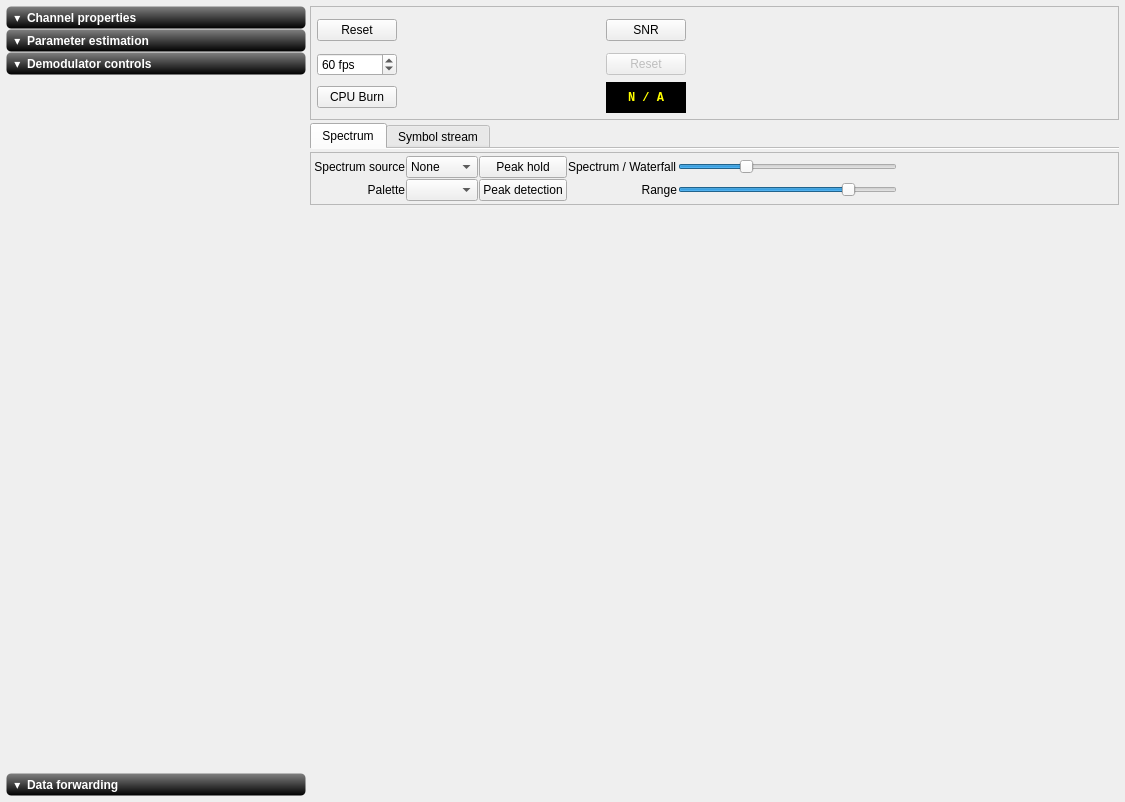
BatchDrake/SigDigger, file ui/Inspector.ui: the form before one commit.
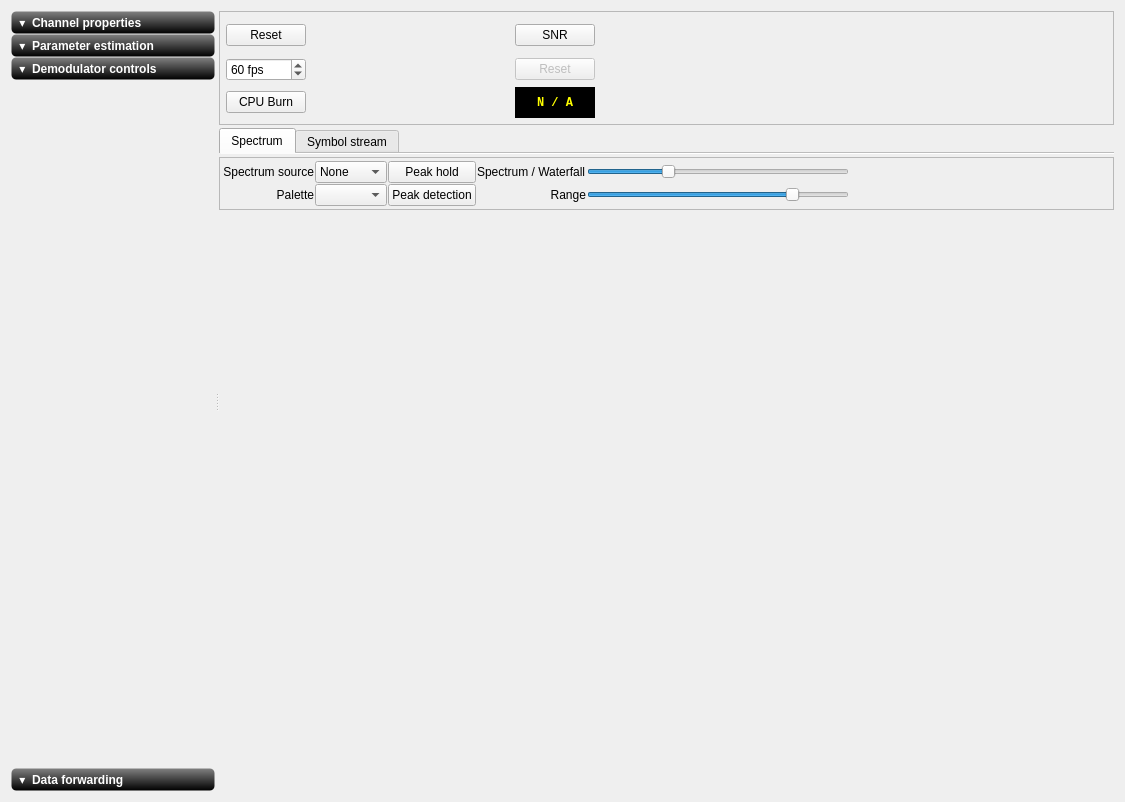
The form after the commit. Custom widgets are drawn as their Qt base class.

Commit message: Implement smart adjustment of Inspector control toolbox

```diff
--- a/ui/Inspector.ui
+++ b/ui/Inspector.ui
@@ -13,207 +13,28 @@
   <property name="windowTitle">
    <string>Form</string>
   </property>
-  <layout class="QGridLayout" name="gridLayout">
-   <property name="leftMargin">
-    <number>6</number>
-   </property>
-   <property name="topMargin">
-    <number>6</number>
-   </property>
-   <property name="rightMargin">
-    <number>6</number>
-   </property>
-   <property name="bottomMargin">
-    <number>6</number>
-   </property>
-   <property name="horizontalSpacing">
-    <number>4</number>
-   </property>
-   <property name="verticalSpacing">
-    <number>3</number>
-   </property>
-   <item row="0" column="1" colspan="2">
-    <widget class="QFrame" name="frame_3">
-     <property name="sizePolicy">
-      <sizepolicy hsizetype="Preferred" vsizetype="Preferred">
-       <horstretch>0</horstretch>
-       <verstretch>0</verstretch>
-      </sizepolicy>
-     </property>
-     <property name="frameShape">
-      <enum>QFrame::StyledPanel</enum>
-     </property>
-     <property name="frameShadow">
-      <enum>QFrame::Sunken</enum>
-     </property>
-     <layout class="QGridLayout" name="gridLayout_4">
-      <property name="leftMargin">
-       <number>6</number>
-      </property>
-      <property name="topMargin">
-       <number>6</number>
-      </property>
-      <property name="rightMargin">
-       <number>6</number>
-      </property>
-      <property name="bottomMargin">
-       <number>6</number>
-      </property>
-      <property name="spacing">
-       <number>3</number>
-      </property>
-      <item row="3" column="0">
-       <widget class="QPushButton" name="burnCPUButton">
-        <property name="text">
-         <string>CPU Burn</string>
-        </property>
-        <property name="checkable">
+  <layout class="QGridLayout" name="gridLayout_11">
+   <item row="0" column="0">
+    <widget class="QSplitter" name="splitter">
+     <property name="orientation">
+      <enum>Qt::Horizontal</enum>
+     </property>
+     <property name="opaqueResize">
          <bool>true</bool>
         </property>
-       </widget>
-      </item>
-      <item row="2" column="3">
-       <widget class="QPushButton" name="snrResetButton">
-        <property name="enabled">
-         <bool>false</bool>
-        </property>
-        <property name="text">
-         <string>Reset</string>
-        </property>
-       </widget>
-      </item>
-      <item row="2" column="0">
-       <widget class="QSpinBox" name="fpsSpin">
-        <property name="suffix">
-         <string> fps</string>
-        </property>
-        <property name="minimum">
-         <number>1</number>
-        </property>
-        <property name="maximum">
-         <number>120</number>
-        </property>
-        <property name="value">
-         <number>60</number>
-        </property>
-       </widget>
-      </item>
-      <item row="1" column="2" rowspan="3">
-       <widget class="Transition" name="transition">
-        <property name="sizePolicy">
-         <sizepolicy hsizetype="Fixed" vsizetype="Fixed">
-          <horstretch>0</horstretch>
-          <verstretch>0</verstretch>
-         </sizepolicy>
-        </property>
-        <property name="minimumSize">
-         <size>
-          <width>100</width>
-          <height>100</height>
-         </size>
-        </property>
-        <property name="foregroundColor">
-         <color>
-          <red>255</red>
-          <green>255</green>
-          <blue>0</blue>
-         </color>
-        </property>
-       </widget>
-      </item>
-      <item row="1" column="3">
-       <widget class="QPushButton" name="snrButton">
-        <property name="text">
-         <string>SNR</string>
-        </property>
-        <property name="checkable">
+     <property name="childrenCollapsible">
          <bool>true</bool>
         </property>
-       </widget>
-      </item>
-      <item row="1" column="5" rowspan="3">
-       <widget class="Histogram" name="histogram">
-        <property name="sizePolicy">
-         <sizepolicy hsizetype="Expanding" vsizetype="Expanding">
-          <horstretch>0</horstretch>
-          <verstretch>0</verstretch>
-         </sizepolicy>
-        </property>
-        <property name="minimumSize">
-         <size>
-          <width>0</width>
-          <height>0</height>
-         </size>
-        </property>
-        <property name="orderHint">
-         <UInt>1</UInt>
-        </property>
-        <property name="foregroundColor">
-         <color>
-          <red>255</red>
-          <green>255</green>
-          <blue>0</blue>
-         </color>
-        </property>
-       </widget>
-      </item>
-      <item row="1" column="1" rowspan="3">
-       <widget class="Constellation" name="constellation">
-        <property name="sizePolicy">
-         <sizepolicy hsizetype="Fixed" vsizetype="Fixed">
-          <horstretch>0</horstretch>
-          <verstretch>0</verstretch>
-         </sizepolicy>
-        </property>
-        <property name="minimumSize">
-         <size>
-          <width>100</width>
-          <height>100</height>
-         </size>
-        </property>
-        <property name="foregroundColor">
-         <color>
-          <red>255</red>
-          <green>255</green>
-          <blue>0</blue>
-         </color>
-        </property>
-       </widget>
-      </item>
-      <item row="3" column="3">
-       <widget class="QLabel" name="snrLabel">
-        <property name="enabled">
-         <bool>true</bool>
-        </property>
-        <property name="styleSheet">
-         <string notr="true">font-weight: bold;
-background-color: black;
-color: rgb(255, 255, 0);
-font-family: Monospace;</string>
-        </property>
-        <property name="text">
-         <string>N / A</string>
-        </property>
-        <property name="alignment">
-         <set>Qt::AlignCenter</set>
-        </property>
-       </widget>
-      </item>
-      <item row="1" column="0">
-       <widget class="QPushButton" name="resetFpsButton">
-        <property name="text">
-         <string>Reset</string>
-        </property>
-       </widget>
-      </item>
-     </layout>
-    </widget>
-   </item>
-   <item row="0" column="0" rowspan="2">
     <widget class="QToolBox" name="toolBox">
+      <property name="minimumSize">
+       <size>
+        <width>0</width>
+        <height>0</height>
+       </size>
+      </property>
      <property name="maximumSize">
       <size>
-       <width>300</width>
+        <width>16777215</width>
        <height>16777215</height>
       </size>
      </property>
@@ -246,8 +67,8 @@
        <rect>
         <x>0</x>
         <y>0</y>
-        <width>300</width>
-        <height>698</height>
+         <width>194</width>
+         <height>692</height>
        </rect>
       </property>
       <attribute name="label">
@@ -382,8 +203,8 @@
        <rect>
         <x>0</x>
         <y>0</y>
-        <width>300</width>
-        <height>698</height>
+         <width>194</width>
+         <height>692</height>
        </rect>
       </property>
       <attribute name="label">
@@ -421,8 +242,8 @@
            <rect>
             <x>0</x>
             <y>0</y>
-            <width>300</width>
-            <height>698</height>
+             <width>194</width>
+             <height>692</height>
            </rect>
           </property>
           <layout class="QGridLayout" name="estimatorsGrid">
@@ -455,10 +276,16 @@
        <rect>
         <x>0</x>
         <y>0</y>
-        <width>300</width>
-        <height>698</height>
-       </rect>
-      </property>
+         <width>194</width>
+         <height>692</height>
+        </rect>
+       </property>
+       <property name="sizePolicy">
+        <sizepolicy hsizetype="Preferred" vsizetype="Preferred">
+         <horstretch>0</horstretch>
+         <verstretch>0</verstretch>
+        </sizepolicy>
+       </property>
       <attribute name="label">
        <string> ▾  Demodulator controls</string>
       </attribute>
@@ -488,13 +315,19 @@
          </property>
          <property name="maximumSize">
           <size>
-           <width>300</width>
+            <width>16777215</width>
            <height>16777215</height>
           </size>
          </property>
          <property name="frameShape">
           <enum>QFrame::NoFrame</enum>
          </property>
+          <property name="horizontalScrollBarPolicy">
+           <enum>Qt::ScrollBarAsNeeded</enum>
+          </property>
+          <property name="sizeAdjustPolicy">
+           <enum>QAbstractScrollArea::AdjustToContentsOnFirstShow</enum>
+          </property>
          <property name="widgetResizable">
           <bool>true</bool>
          </property>
@@ -506,10 +339,16 @@
            <rect>
             <x>0</x>
             <y>0</y>
-            <width>300</width>
-            <height>698</height>
-           </rect>
-          </property>
+             <width>194</width>
+             <height>692</height>
+            </rect>
+           </property>
+           <property name="sizePolicy">
+            <sizepolicy hsizetype="Preferred" vsizetype="Preferred">
+             <horstretch>0</horstretch>
+             <verstretch>0</verstretch>
+            </sizepolicy>
+           </property>
           <property name="maximumSize">
            <size>
             <width>16777215</width>
@@ -534,6 +373,12 @@
            </property>
            <item row="0" column="0">
             <widget class="QWidget" name="widget_2" native="true">
+              <property name="sizePolicy">
+               <sizepolicy hsizetype="Preferred" vsizetype="Preferred">
+                <horstretch>0</horstretch>
+                <verstretch>0</verstretch>
+               </sizepolicy>
+              </property>
              <property name="maximumSize">
               <size>
                <width>16777215</width>
@@ -553,8 +398,8 @@
        <rect>
         <x>0</x>
         <y>0</y>
-        <width>300</width>
-        <height>698</height>
+         <width>194</width>
+         <height>692</height>
        </rect>
       </property>
       <property name="sizePolicy">
@@ -585,8 +430,201 @@
       </layout>
      </widget>
     </widget>
-   </item>
-   <item row="1" column="1" colspan="2">
+     <widget class="QWidget" name="contentsWidget" native="true">
+      <layout class="QGridLayout" name="gridLayout">
+       <property name="leftMargin">
+        <number>0</number>
+       </property>
+       <property name="topMargin">
+        <number>0</number>
+       </property>
+       <property name="rightMargin">
+        <number>0</number>
+       </property>
+       <property name="bottomMargin">
+        <number>0</number>
+       </property>
+       <property name="spacing">
+        <number>3</number>
+       </property>
+       <item row="0" column="0">
+        <widget class="QFrame" name="frame_3">
+         <property name="sizePolicy">
+          <sizepolicy hsizetype="Preferred" vsizetype="Preferred">
+           <horstretch>0</horstretch>
+           <verstretch>0</verstretch>
+          </sizepolicy>
+         </property>
+         <property name="frameShape">
+          <enum>QFrame::StyledPanel</enum>
+         </property>
+         <property name="frameShadow">
+          <enum>QFrame::Sunken</enum>
+         </property>
+         <layout class="QGridLayout" name="gridLayout_4">
+          <property name="leftMargin">
+           <number>6</number>
+          </property>
+          <property name="topMargin">
+           <number>6</number>
+          </property>
+          <property name="rightMargin">
+           <number>6</number>
+          </property>
+          <property name="bottomMargin">
+           <number>6</number>
+          </property>
+          <property name="spacing">
+           <number>3</number>
+          </property>
+          <item row="3" column="0">
+           <widget class="QPushButton" name="burnCPUButton">
+            <property name="text">
+             <string>CPU Burn</string>
+            </property>
+            <property name="checkable">
+             <bool>true</bool>
+            </property>
+           </widget>
+          </item>
+          <item row="2" column="3">
+           <widget class="QPushButton" name="snrResetButton">
+            <property name="enabled">
+             <bool>false</bool>
+            </property>
+            <property name="text">
+             <string>Reset</string>
+            </property>
+           </widget>
+          </item>
+          <item row="2" column="0">
+           <widget class="QSpinBox" name="fpsSpin">
+            <property name="suffix">
+             <string> fps</string>
+            </property>
+            <property name="minimum">
+             <number>1</number>
+            </property>
+            <property name="maximum">
+             <number>120</number>
+            </property>
+            <property name="value">
+             <number>60</number>
+            </property>
+           </widget>
+          </item>
+          <item row="1" column="2" rowspan="3">
+           <widget class="Transition" name="transition">
+            <property name="sizePolicy">
+             <sizepolicy hsizetype="Fixed" vsizetype="Fixed">
+              <horstretch>0</horstretch>
+              <verstretch>0</verstretch>
+             </sizepolicy>
+            </property>
+            <property name="minimumSize">
+             <size>
+              <width>100</width>
+              <height>100</height>
+             </size>
+            </property>
+            <property name="foregroundColor">
+             <color>
+              <red>255</red>
+              <green>255</green>
+              <blue>0</blue>
+             </color>
+            </property>
+           </widget>
+          </item>
+          <item row="1" column="3">
+           <widget class="QPushButton" name="snrButton">
+            <property name="text">
+             <string>SNR</string>
+            </property>
+            <property name="checkable">
+             <bool>true</bool>
+            </property>
+           </widget>
+          </item>
+          <item row="1" column="5" rowspan="3">
+           <widget class="Histogram" name="histogram">
+            <property name="sizePolicy">
+             <sizepolicy hsizetype="Expanding" vsizetype="Expanding">
+              <horstretch>0</horstretch>
+              <verstretch>0</verstretch>
+             </sizepolicy>
+            </property>
+            <property name="minimumSize">
+             <size>
+              <width>0</width>
+              <height>0</height>
+             </size>
+            </property>
+            <property name="orderHint">
+             <UInt>1</UInt>
+            </property>
+            <property name="foregroundColor">
+             <color>
+              <red>255</red>
+              <green>255</green>
+              <blue>0</blue>
+             </color>
+            </property>
+           </widget>
+          </item>
+          <item row="1" column="1" rowspan="3">
+           <widget class="Constellation" name="constellation">
+            <property name="sizePolicy">
+             <sizepolicy hsizetype="Fixed" vsizetype="Fixed">
+              <horstretch>0</horstretch>
+              <verstretch>0</verstretch>
+             </sizepolicy>
+            </property>
+            <property name="minimumSize">
+             <size>
+              <width>100</width>
+              <height>100</height>
+             </size>
+            </property>
+            <property name="foregroundColor">
+             <color>
+              <red>255</red>
+              <green>255</green>
+              <blue>0</blue>
+             </color>
+            </property>
+           </widget>
+          </item>
+          <item row="3" column="3">
+           <widget class="QLabel" name="snrLabel">
+            <property name="enabled">
+             <bool>true</bool>
+            </property>
+            <property name="styleSheet">
+             <string notr="true">font-weight: bold;
+background-color: black;
+color: rgb(255, 255, 0);
+font-family: Monospace;</string>
+            </property>
+            <property name="text">
+             <string>N / A</string>
+            </property>
+            <property name="alignment">
+             <set>Qt::AlignCenter</set>
+            </property>
+           </widget>
+          </item>
+          <item row="1" column="0">
+           <widget class="QPushButton" name="resetFpsButton">
+            <property name="text">
+             <string>Reset</string>
+            </property>
+           </widget>
+          </item>
+         </layout>
+        </widget>
+       </item>
+       <item row="1" column="0">
     <widget class="QTabWidget" name="tabWidget">
      <property name="currentIndex">
       <number>0</number>
@@ -617,9 +655,6 @@
        <property name="verticalSpacing">
         <number>3</number>
        </property>
-       <item row="1" column="0" rowspan="2" colspan="2">
-        <widget class="Waterfall" name="wfSpectrum"/>
-       </item>
        <item row="0" column="0" colspan="2">
         <widget class="QFrame" name="frame">
          <property name="sizePolicy">
@@ -777,6 +812,9 @@
          </layout>
         </widget>
        </item>
+           <item row="1" column="0">
+            <widget class="Waterfall" name="wfSpectrum"/>
+           </item>
       </layout>
      </widget>
      <widget class="QWidget" name="tab_2">
@@ -1070,6 +1108,10 @@
            </widget>
           </item>
          </layout>
+            </widget>
+           </item>
+          </layout>
+         </widget>
         </widget>
        </item>
       </layout>
```
Lines whose indentation alone changed are shown as unchanged. The commit also changes 5 other files.
